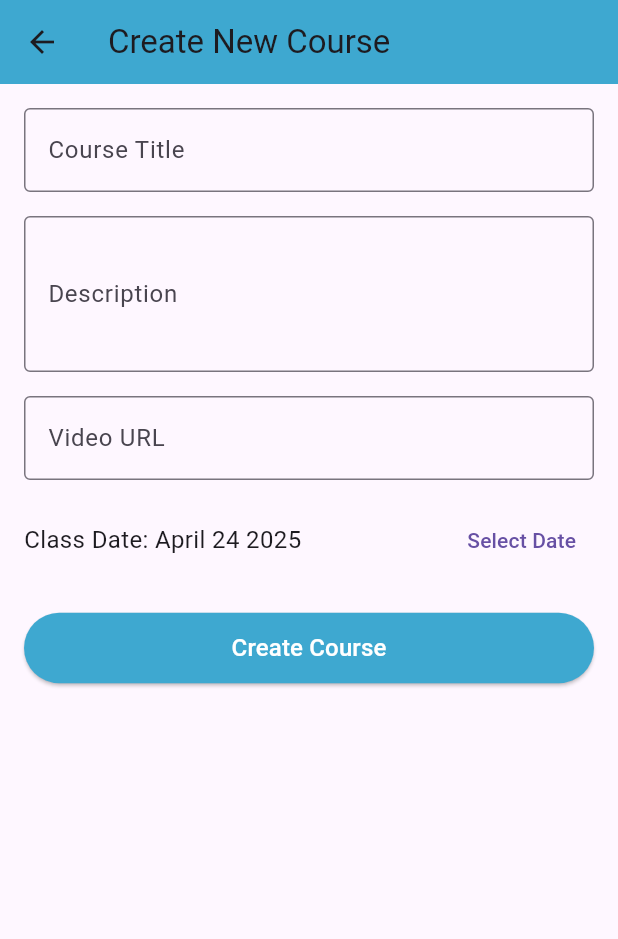
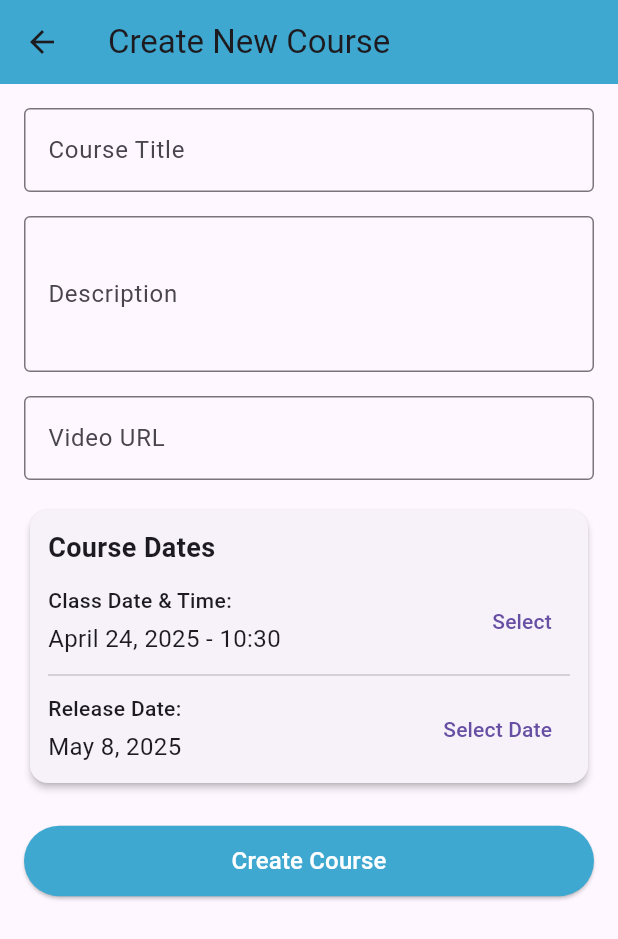
Before and after one commit to dzyy7/admin_ocean_learn2, a Flutter app: the HomePage screen opened by its route, after a tap on the "add" icon, on a phone screen of 412 x 824 dp. Shown: the top 939 px of the screen. Run offline on Flutter 3.47's test engine with Material 3 defaults, Android fonts, the light colour scheme and no system bars; our stand-ins replace flutter_svg, get, google_fonts, shared_preferences; accounts and stored records are empty; network calls fail.

Commit message:
feat: [DZ] enhance AddCourseScreen with class and release date selection, update CourseService to handle new date fields

```diff
--- a/lib/pages/course_page/add_course_screen.dart
+++ b/lib/pages/course_page/add_course_screen.dart
@@ -18,8 +18,51 @@ class _AddCourseScreenState extends State<AddCourseScreen> {
   final _titleController = TextEditingController();
   final _descriptionController = TextEditingController();
   final _urlController = TextEditingController();
-  DateTime _selectedDate = DateTime.now();
+  DateTime _selectedClassDate = DateTime.now();
+  DateTime _selectedReleaseDate = DateTime.now().add(const Duration(days: 14)); // Default to 2 weeks after class date
   bool _isLoading = false;
+
+  Future<void> _selectDate(DateTime initialDate, bool isClassDate) async {
+    final DateTime? pickedDate = await showDatePicker(
+      context: context,
+      initialDate: initialDate,
+      firstDate: isClassDate ? DateTime.now() : _selectedClassDate,
+      lastDate: DateTime(2100),
+    );
+
+    if (pickedDate != null) {
+      // Now select the time
+      final TimeOfDay initialTime = TimeOfDay.fromDateTime(initialDate);
+      final TimeOfDay? pickedTime = await showTimePicker(
+        context: context,
+        initialTime: initialTime,
+      );
+
+      if (pickedTime != null) {
+        // Combine the date and time
+        final DateTime combinedDateTime = DateTime(
+          pickedDate.year,
+          pickedDate.month,
+          pickedDate.day,
+          pickedTime.hour,
+          pickedTime.minute,
+        );
+
+        setState(() {
+          if (isClassDate) {
+            _selectedClassDate = combinedDateTime;
+            // If selecting class date, automatically update release date to maintain the same time
+            // but 2 weeks later if release date wasn't manually set yet
+            if (_selectedReleaseDate.difference(_selectedClassDate).inDays <= 14) {
+              _selectedReleaseDate = combinedDateTime.add(const Duration(days: 14));
+            }
+          } else {
+            _selectedReleaseDate = combinedDateTime;
+          }
+        });
+      }
+    }
+  }
 
   @override
   Widget build(BuildContext context) {
@@ -83,31 +126,76 @@ class _AddCourseScreenState extends State<AddCourseScreen> {
                   },
                 ),
                 const SizedBox(height: 16),
+                Card(
+                  elevation: 2,
+                  child: Padding(
+                    padding: const EdgeInsets.all(12.0),
+                    child: Column(
+                      crossAxisAlignment: CrossAxisAlignment.start,
+                      children: [
+                        const Text(
+                          'Course Dates',
+                          style: TextStyle(fontSize: 18, fontWeight: FontWeight.bold),
+                        ),
+                        const SizedBox(height: 12),
                         Row(
                           children: [
                             Expanded(
-                      child: Text(
-                        'Class Date: ${DateFormat('MMMM d yyyy').format(_selectedDate)}',
+                              child: Column(
+                                crossAxisAlignment: CrossAxisAlignment.start,
+                                children: [
+                                  const Text('Class Date & Time:', style: TextStyle(fontWeight: FontWeight.w500)),
+                                  const SizedBox(height: 4),
+                                  Text(
+                                    DateFormat('MMMM d, yyyy - HH:mm').format(_selectedClassDate),
                                     style: const TextStyle(fontSize: 16),
+                                  ),
+                                ],
+                              ),
+                            ),
+                            TextButton(
+                              onPressed: () => _selectDate(_selectedClassDate, true),
+                              child: const Text('Select'),
+                            ),
+                          ],
+                        ),
+                        const Divider(height: 24),
+                        Row(
+                          children: [
+                            Expanded(
+                              child: Column(
+                                crossAxisAlignment: CrossAxisAlignment.start,
+                                children: [
+                                  const Text('Release Date:', style: TextStyle(fontWeight: FontWeight.w500)),
+                                  const SizedBox(height: 4),
+                                  Text(
+                                    DateFormat('MMMM d, yyyy').format(_selectedReleaseDate),
+                                    style: const TextStyle(fontSize: 16),
+                                  ),
+                                ],
                               ),
                             ),
                             TextButton(
                               onPressed: () async {
                                 final DateTime? picked = await showDatePicker(
                                   context: context,
-                          initialDate: _selectedDate,
-                          firstDate: DateTime.now(),
+                                  initialDate: _selectedReleaseDate,
+                                  firstDate: _selectedClassDate,
                                   lastDate: DateTime(2100),
                                 );
-                        if (picked != null && picked != _selectedDate) {
+                                if (picked != null && picked != _selectedReleaseDate) {
                                   setState(() {
-                            _selectedDate = picked;
+                                    _selectedReleaseDate = picked;
                                   });
                                 }
                               },
                               child: const Text('Select Date'),
                             ),
                           ],
+                        ),
+                      ],
+                    ),
+                  ),
                 ),
                 const SizedBox(height: 24),
                 SizedBox(
@@ -129,7 +217,8 @@ class _AddCourseScreenState extends State<AddCourseScreen> {
                               _titleController.text,
                               _descriptionController.text,
                               _urlController.text,
-                              _selectedDate,
+                              _selectedClassDate,
+                              _selectedReleaseDate,
                             );
 
                             setState(() {
--- a/lib/pages/home/home_controller.dart
+++ b/lib/pages/home/home_controller.dart
@@ -54,13 +54,17 @@ void toggleSortOrder() {
     final prefs = await SharedPreferences.getInstance();
     name.value = prefs.getString('name') ?? '';
   }
+Future<void> loadInitialLessons() async {
+  isLoading.value = true;
+  await courseService.loadLessons(1);
 
-  Future<void> loadInitialLessons() async {
-    isLoading.value = true;
-    await courseService.loadLessons(1);
-    lessons.assignAll(courseService.getLessons());
-    isLoading.value = false;
-  }
+  final sorted = courseService.getLessons()
+    ..sort((a, b) => b.date.compareTo(a.date)); // terbaru dulu
+
+  lessons.assignAll(sorted);
+  isLoading.value = false;
+}
+
 
   Future<void> loadMoreLessons() async {
     if (isLoadingMore.value) return;
```
Also changed, not shown: lib/services/course_service.dart (+7 -2 lines). Lines whose indentation alone changed are shown as unchanged.
